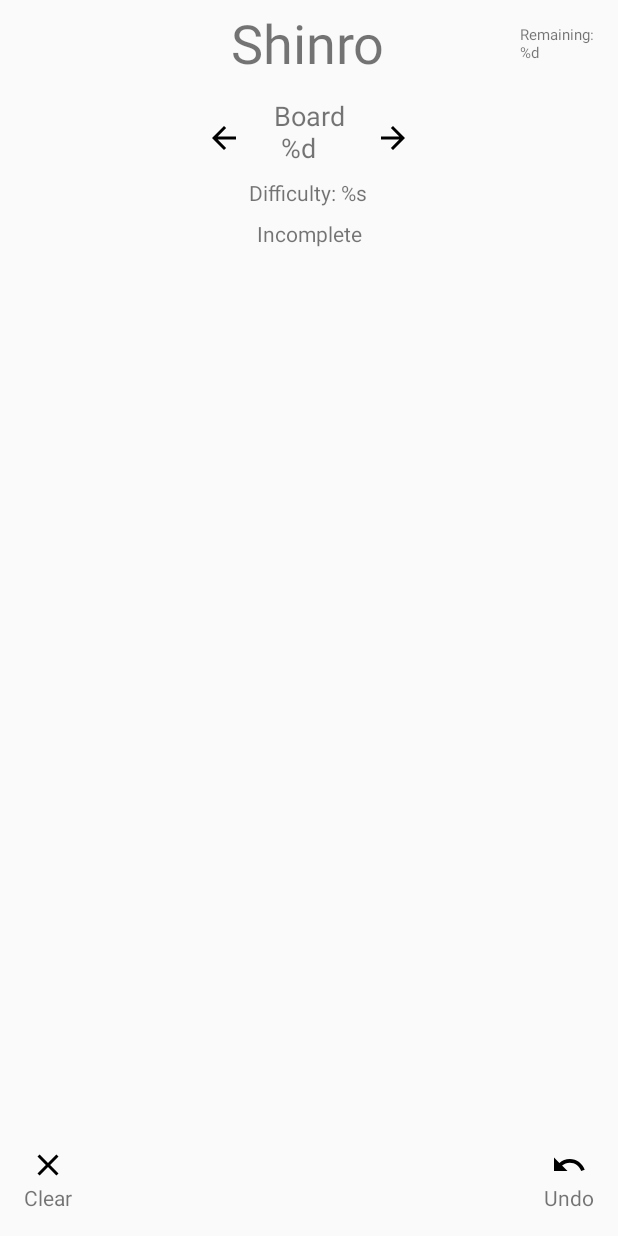
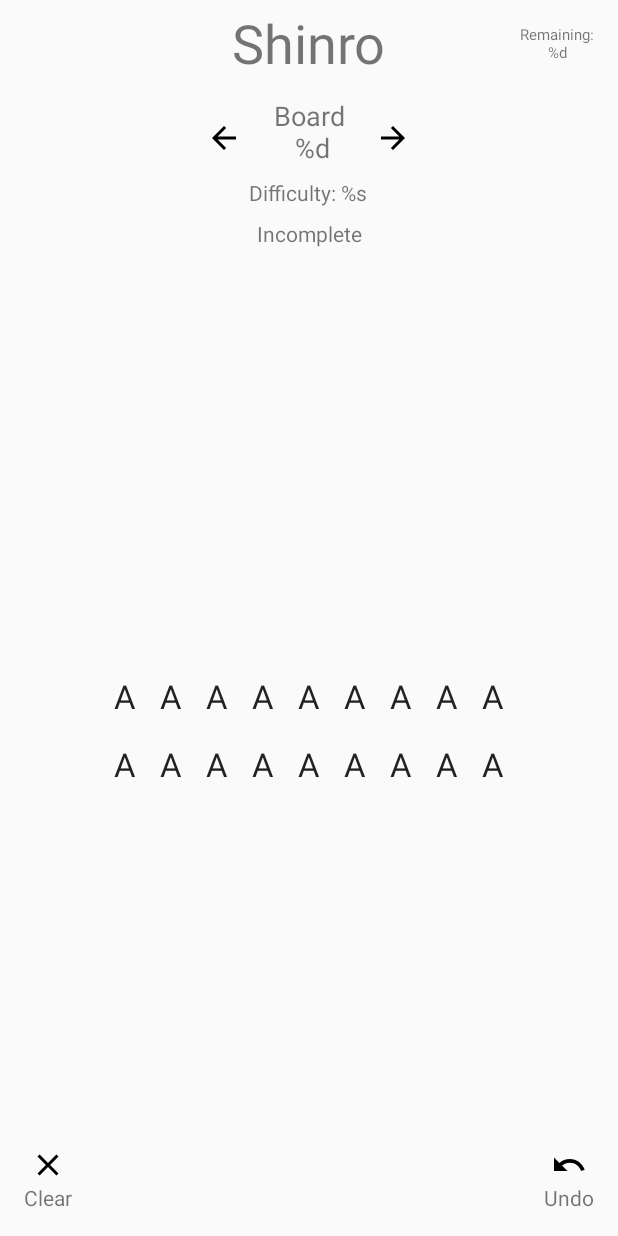
Before and after one commit to veyga/Shinro, an Android app: the layout game_fragment.xml on its own in the app's theme, with its tools: preview values and no code run, on a phone screen of 412 x 824 dp. Run offline under Robolectric (Android 15) with nearby library versions, the phone set to English and light mode, and no system bars.

```diff
--- /dev/null
+++ b/app/src/main/res/layout/board.xml
@@ -0,0 +1,139 @@
+<GridLayout xmlns:android="http://schemas.android.com/apk/res/android"
+    xmlns:tools="http://schemas.android.com/tools"
+    android:layout_width="match_parent"
+    android:layout_height="match_parent"
+    android:columnCount="9"
+    android:rowCount="9"
+    tools:context=".ui.game.GameFragment">
+
+    <TextView
+        android:id="@+id/c0-0"
+        android:layout_row="0"
+        android:layout_column="0"
+        android:padding="8dp"
+        android:text="A"
+        android:textAppearance="?android:attr/textAppearanceLarge" />
+
+    <TextView
+        android:id="@+id/c0-1"
+        android:layout_row="0"
+        android:layout_column="1"
+        android:padding="8dp"
+        android:text="A"
+        android:textAppearance="?android:attr/textAppearanceLarge" />
+    <TextView
+        android:id="@+id/c0-2"
+        android:layout_row="0"
+        android:layout_column="2"
+        android:padding="8dp"
+        android:text="A"
+        android:textAppearance="?android:attr/textAppearanceLarge" />
+    <TextView
+        android:id="@+id/c0-3"
+        android:layout_row="0"
+        android:layout_column="3"
+        android:padding="8dp"
+        android:text="A"
+        android:textAppearance="?android:attr/textAppearanceLarge" />
+    <TextView
+        android:id="@+id/c0-4"
+        android:layout_row="0"
+        android:layout_column="4"
+        android:padding="8dp"
+        android:text="A"
+        android:textAppearance="?android:attr/textAppearanceLarge" />
+    <TextView
+        android:id="@+id/c0-5"
+        android:layout_row="0"
+        android:layout_column="5"
+        android:padding="8dp"
+        android:text="A"
+        android:textAppearance="?android:attr/textAppearanceLarge" />
+    <TextView
+        android:id="@+id/c0-6"
+        android:layout_row="0"
+        android:layout_column="6"
+        android:padding="8dp"
+        android:text="A"
+        android:textAppearance="?android:attr/textAppearanceLarge" />
+    <TextView
+        android:id="@+id/c0-7"
+        android:layout_row="0"
+        android:layout_column="7"
+        android:padding="8dp"
+        android:text="A"
+        android:textAppearance="?android:attr/textAppearanceLarge" />
+    <TextView
+        android:id="@+id/c0-8"
+        android:layout_row="0"
+        android:layout_column="8"
+        android:padding="8dp"
+        android:text="A"
+        android:textAppearance="?android:attr/textAppearanceLarge" />
+
+    //row 2
+    <TextView
+        android:id="@+id/c1-0"
+        android:layout_row="1"
+        android:layout_column="0"
+        android:padding="8dp"
+        android:text="A"
+        android:textAppearance="?android:attr/textAppearanceLarge" />
+
+    <TextView
+        android:id="@+id/c1-1"
+        android:layout_row="1"
+        android:layout_column="1"
+        android:padding="8dp"
+        android:text="A"
+        android:textAppearance="?android:attr/textAppearanceLarge" />
+    <TextView
+        android:id="@+id/c1-2"
+        android:layout_row="1"
+        android:layout_column="2"
+        android:padding="8dp"
+        android:text="A"
+        android:textAppearance="?android:attr/textAppearanceLarge" />
+    <TextView
+        android:id="@+id/c1-3"
+        android:layout_row="1"
+        android:layout_column="3"
+        android:padding="8dp"
+        android:text="A"
+        android:textAppearance="?android:attr/textAppearanceLarge" />
+    <TextView
+        android:id="@+id/c1-4"
+        android:layout_row="1"
+        android:layout_column="4"
+        android:padding="8dp"
+        android:text="A"
+        android:textAppearance="?android:attr/textAppearanceLarge" />
+    <TextView
+        android:id="@+id/c1-5"
+        android:layout_row="1"
+        android:layout_column="5"
+        android:padding="8dp"
+        android:text="A"
+        android:textAppearance="?android:attr/textAppearanceLarge" />
+    <TextView
+        android:id="@+id/c1-6"
+        android:layout_row="1"
+        android:layout_column="6"
+        android:padding="8dp"
+        android:text="A"
+        android:textAppearance="?android:attr/textAppearanceLarge" />
+    <TextView
+        android:id="@+id/c1-7"
+        android:layout_row="1"
+        android:layout_column="7"
+        android:padding="8dp"
+        android:text="A"
+        android:textAppearance="?android:attr/textAppearanceLarge" />
+    <TextView
+        android:id="@+id/c1-8"
+        android:layout_row="1"
+        android:layout_column="8"
+        android:padding="8dp"
+        android:text="A"
+        android:textAppearance="?android:attr/textAppearanceLarge" />
+</GridLayout>
--- a/app/src/main/res/layout/game_fragment.xml
+++ b/app/src/main/res/layout/game_fragment.xml
@@ -21,6 +21,7 @@
             android:layout_height="wrap_content"
             android:layout_marginTop="4dp"
             android:text="@string/app_name"
+            android:textAlignment="center"
             android:textSize="36sp"
             app:layout_constraintEnd_toEndOf="parent"
             app:layout_constraintHorizontal_bias="0.498"
@@ -34,6 +35,7 @@
             android:layout_height="wrap_content"
             android:layout_marginTop="12dp"
             android:text="@string/board_num_fmt"
+            android:textAlignment="center"
             android:textSize="18sp"
             app:layout_constraintEnd_toEndOf="parent"
             app:layout_constraintStart_toStartOf="parent"
@@ -117,18 +119,23 @@
             android:layout_height="wrap_content"
             android:layout_marginTop="16dp"
             android:layout_marginEnd="16dp"
-            android:text="@string/marbles_remaining_fmt"
+            android:text="@{@string/marbles_remaining_fmt(viewModel.marblesRemaining)}"
+            android:textAlignment="center"
             android:textSize="10sp"
             app:layout_constraintEnd_toEndOf="parent"
             app:layout_constraintTop_toTopOf="parent"
             tools:text="@string/marbles_remaining_fmt" />
+
+        <include
+            android:id="@+id/board"
+            layout="@layout/board"
+            android:layout_width="wrap_content"
+            android:layout_height="wrap_content"
+            android:layout_marginBottom="16dp"
+            app:layout_constraintBottom_toBottomOf="parent"
+            app:layout_constraintEnd_toEndOf="parent"
+            app:layout_constraintStart_toStartOf="parent"
+            app:layout_constraintTop_toBottomOf="@+id/completion_status" />
     </androidx.constraintlayout.widget.ConstraintLayout>
 
-    <!--    <TextView-->
-    <!--        android:layout_width="match_parent"-->
-    <!--        android:layout_height="match_parent"-->
-    <!--        android:text="@{@string/marbles_remaining_fmt(viewModel.marblesRemaining)}" />-->
-    <!--        android:text="@{viewModel.score}" />-->
-    <!--        android:text="suppp" />-->
-
 </layout>
```
